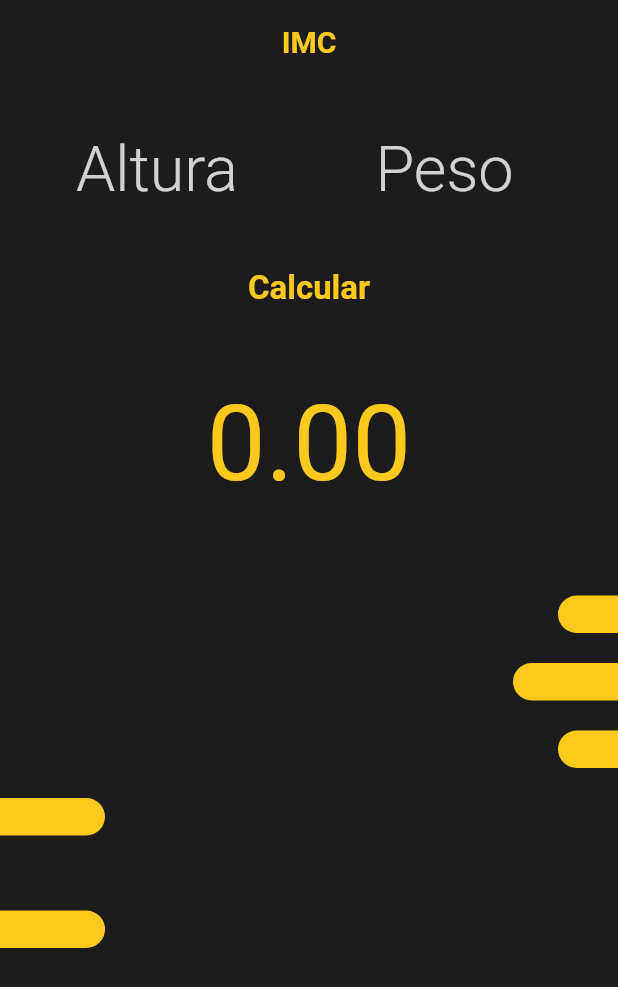
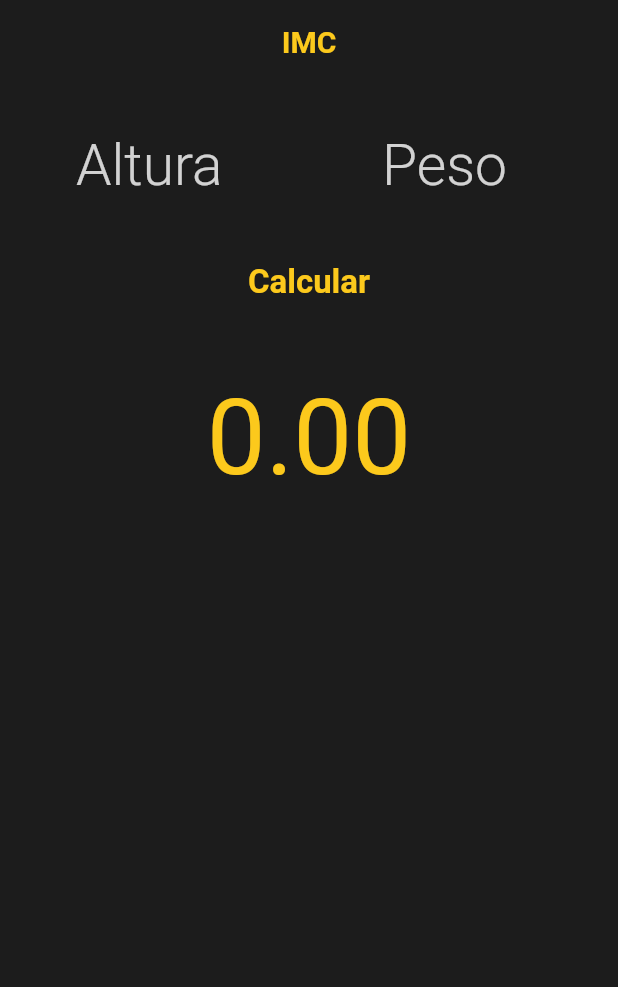
Before and after one commit to alerrandro1999/imc, a Flutter app: the screen it shows after launch, on a phone screen of 412 x 824 dp. Shown: the top 987 px of the screen. Run offline on Flutter 3.47's test engine with Material 2 defaults, Android fonts, the phone set to English and light mode, and no system bars; our stand-ins replace hexcolor.

```diff
--- a/lib/screens/home.dart
+++ b/lib/screens/home.dart
@@ -1,8 +1,6 @@
 import 'package:flutter/material.dart';
 import 'package:imc/constants/app_constants.dart';
 import 'package:imc/controller/imc_controller.dart';
-import 'package:imc/widgets/left_bar.dart';
-import 'package:imc/widgets/right_bar.dart';
 
 class HomeScreen extends StatefulWidget {
   const HomeScreen({super.key});
@@ -50,7 +48,7 @@ class _HomeScreenState extends State<HomeScreen> {
                   child: TextField(
                     controller: _heightController,
                     style: TextStyle(
-                        fontSize: 42,
+                        fontSize: 38,
                         fontWeight: FontWeight.bold,
                         color: accentHexColor),
                     keyboardType: TextInputType.number,
@@ -58,7 +56,7 @@ class _HomeScreenState extends State<HomeScreen> {
                         border: InputBorder.none,
                         hintText: "Altura",
                         hintStyle: TextStyle(
-                            fontSize: 42,
+                            fontSize: 38,
                             fontWeight: FontWeight.w300,
                             color: Colors.white.withOpacity(.8))),
                   ),
@@ -69,7 +67,7 @@ class _HomeScreenState extends State<HomeScreen> {
                     controller: _weightController,
                     textAlign: TextAlign.center,
                     style: TextStyle(
-                        fontSize: 42,
+                        fontSize: 38,
                         fontWeight: FontWeight.bold,
                         color: accentHexColor),
                     keyboardType: TextInputType.number,
@@ -77,7 +75,7 @@ class _HomeScreenState extends State<HomeScreen> {
                         border: InputBorder.none,
                         hintText: "Peso",
                         hintStyle: TextStyle(
-                            fontSize: 42,
+                            fontSize: 38,
                             fontWeight: FontWeight.w300,
                             color: Colors.white.withOpacity(.8))),
                   ),
@@ -88,7 +86,6 @@ class _HomeScreenState extends State<HomeScreen> {
               height: 30,
             ),
             GestureDetector(
-
               onTap: () {
                 if (_heightController.text.isNotEmpty &&
                     _weightController.text.isNotEmpty) {
@@ -163,26 +160,6 @@ class _HomeScreenState extends State<HomeScreen> {
                 ),
               ),
             ),
-            const SizedBox(
-              height: 10,
-            ),
-            const LeftBar(barWidth: 40),
-            const SizedBox(
-              height: 20,
-            ),
-            const LeftBar(barWidth: 70),
-            const SizedBox(
-              height: 20,
-            ),
-            const LeftBar(barWidth: 40),
-            const SizedBox(
-              height: 20,
-            ),
-            const RightBar(barWidth: 70),
-            const SizedBox(
-              height: 50,
-            ),
-            const RightBar(barWidth: 70),
           ],
         ),
       ),
--- a/lib/widgets/left_bar.dart
+++ /dev/null
@@ -1,27 +0,0 @@
-import 'package:flutter/material.dart';
-import 'package:imc/constants/app_constants.dart';
-
-class LeftBar extends StatelessWidget {
-  final double barWidth;
-
-  const LeftBar({Key? key, required this.barWidth}) : super(key: key);
-
-  @override
-  Widget build(BuildContext context) {
-    return Row(
-      mainAxisAlignment: MainAxisAlignment.end,
-      children: [
-        Container(
-          height: 25,
-          width: barWidth,
-          decoration: BoxDecoration(
-            borderRadius: const BorderRadius.only(
-              topLeft: Radius.circular(20),
-              bottomLeft: Radius.circular(20),
-            ),
-            color: accentHexColor),
-        )
-      ],
-    );
-  }
-}
--- a/lib/widgets/right_bar.dart
+++ /dev/null
@@ -1,27 +0,0 @@
-import 'package:flutter/material.dart';
-import 'package:imc/constants/app_constants.dart';
-
-class RightBar extends StatelessWidget {
-  final double barWidth;
-
-  const RightBar({Key? key, required this.barWidth}) : super(key: key);
-
-  @override
-  Widget build(BuildContext context) {
-    return Row(
-      mainAxisAlignment: MainAxisAlignment.start,
-      children: [
-        Container(
-          height: 25,
-          width: barWidth,
-          decoration: BoxDecoration(
-            borderRadius: const BorderRadius.only(
-              topRight: Radius.circular(20),
-              bottomRight: Radius.circular(20),
-            ),
-            color: accentHexColor),
-        )
-      ],
-    );
-  }
-}
--- a/pubspec.yaml
+++ b/pubspec.yaml
@@ -36,6 +36,12 @@ dependencies:
   # Use with the CupertinoIcons class for iOS style icons.
   cupertino_icons: ^1.0.2
   hexcolor: ^3.0.1
+  flutter_launcher_icons: ^0.12.0
+
+flutter_icons:
+  android: "launcher_icon"
+  ios: true
+  image_path: "assets/icon/icon.png"
 
 dev_dependencies:
   flutter_test:
```
Also changed, not shown: assets/icon/icon.png (added), assets/imagem/imc.svg (deleted), pubspec.lock, 27 other files.
